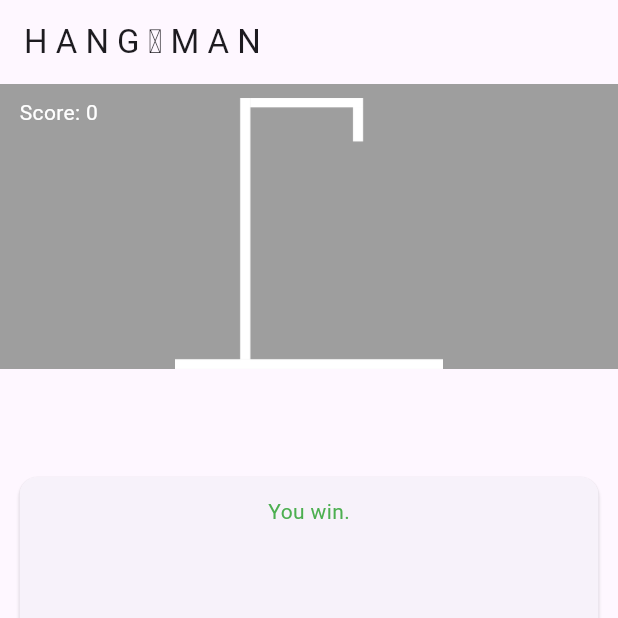
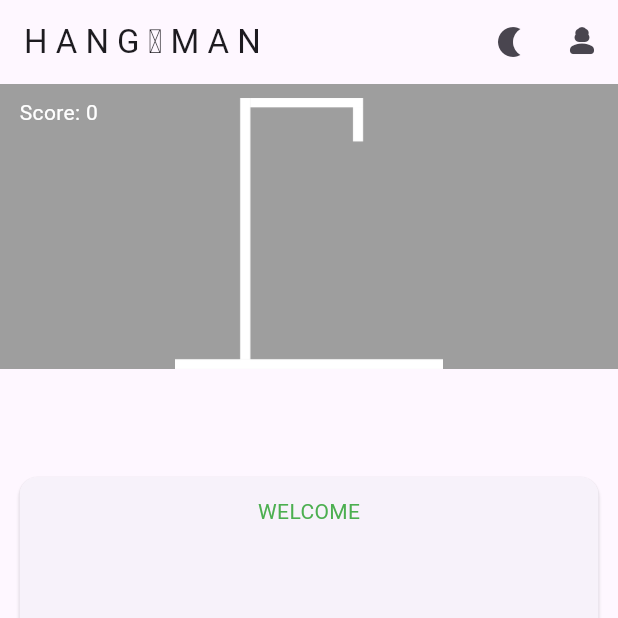
Before and after one commit to mshagerdi/hangman_game, a Flutter app: the screen it shows after launch, on a phone screen of 412 x 824 dp, the top half of it. Run offline on Flutter 3.47's test engine with Material 3 defaults, Android fonts, the phone set to English and light mode, and no system bars; our stand-ins replace shared_preferences; missing offline and left inert: word_generator.

Commit message:
dark theme

```diff
--- a/lib/components/hangman_image.dart
+++ b/lib/components/hangman_image.dart
@@ -1,7 +1,7 @@
 import 'package:flutter/cupertino.dart';
 import 'package:flutter/material.dart';
 import 'package:hangman_game/components/score.dart';
-import 'package:hangman_game/providers/word_data.dart';
+import 'package:hangman_game/providers/word_data_provider.dart';
 import 'package:provider/provider.dart';
 
 class HangmanImage extends StatelessWidget {
@@ -19,9 +19,7 @@ class HangmanImage extends StatelessWidget {
             child: Image(
               height: 181,
               image: AssetImage(
-                  'images/${Provider
-                      .of<WordData>(context)
-                      .falseAnswersCount}.png'),
+                  'images/${Provider.of<WordData>(context).falseAnswersCount}.png'),
             ),
           ),
         ],
--- a/lib/components/hint.dart
+++ b/lib/components/hint.dart
@@ -1,5 +1,5 @@
 import 'package:flutter/material.dart';
-import 'package:hangman_game/providers/word_data.dart';
+import 'package:hangman_game/providers/word_data_provider.dart';
 import 'package:provider/provider.dart';
 
 class Hint extends StatelessWidget {
@@ -11,7 +11,8 @@ class Hint extends StatelessWidget {
     return Expanded(
       child: Card(
         margin: EdgeInsets.all(13),
-        child: Padding(padding: EdgeInsets.all(13),
+        child: Padding(
+          padding: EdgeInsets.all(13),
           child: SingleChildScrollView(
             child: Align(
               child: Text(
--- a/lib/components/score.dart
+++ b/lib/components/score.dart
@@ -1,5 +1,5 @@
 import 'package:flutter/material.dart';
-import 'package:hangman_game/providers/word_data.dart';
+import 'package:hangman_game/providers/word_data_provider.dart';
 import 'package:provider/provider.dart';
 
 class Score extends StatelessWidget {
--- a/lib/components/word_exam.dart
+++ b/lib/components/word_exam.dart
@@ -1,5 +1,5 @@
 import 'package:flutter/material.dart';
-import 'package:hangman_game/providers/word_data.dart';
+import 'package:hangman_game/providers/word_data_provider.dart';
 import 'package:provider/provider.dart';
 
 class WordExam extends StatelessWidget {
--- a/lib/main.dart
+++ b/lib/main.dart
@@ -1,49 +1,50 @@
 import 'package:flutter/material.dart';
-import 'package:hangman_game/components/character_buttons.dart';
-import 'package:hangman_game/components/hangman_image.dart';
-import 'package:hangman_game/components/hint.dart';
-import 'package:hangman_game/components/word_exam.dart';
-import 'package:hangman_game/providers/word_data.dart';
+import 'package:hangman_game/providers/dark_theme_provider.dart';
+
+import 'package:hangman_game/providers/word_data_provider.dart';
+import 'package:hangman_game/screens/game_screen.dart';
+import 'package:hangman_game/screens/tabs_screen.dart';
 import 'package:provider/provider.dart';
 import 'package:flutter/services.dart';
 
 void main() => runApp(MyApp());
 
 class MyApp extends StatelessWidget {
+  WordData wordDataProvider = WordData();
+  DarkThemeProvider darkThemeProvider = DarkThemeProvider();
+
   @override
   Widget build(BuildContext context) {
     SystemChrome.setPreferredOrientations([
       DeviceOrientation.portraitUp,
       // DeviceOrientation.portraitDown,
     ]);
-    return ChangeNotifierProvider(
-        create: (context) => WordData(),
-        builder: (context, child) {
-          final provider = Provider.of<WordData>(context);
-          Provider.of<WordData>(context, listen: false).checkFin();
-          return MaterialApp(
-            home: Scaffold(
-              appBar: AppBar(
-                title: Text('H A N G 𓍯 M A N'),
-              ),
-              body: Column(
-                crossAxisAlignment: CrossAxisAlignment.stretch,
-                children: [
-                  HangmanImage(),
-                  WordExam(),
-                  Hint(),
-                  CharacterButtons(),
-                  ElevatedButton(
-                    onPressed: () {
-                      Provider.of<WordData>(context, listen: false).newWord();
-                    },
-                    child:
-                        provider.word == '' ? Text('Start') : Text('New word!'),
-                  ),
-                ],
-              ),
-            ),
-          );
-        });
+    return MultiProvider(
+      providers: [
+        ChangeNotifierProvider(create: (_) => wordDataProvider),
+        ChangeNotifierProvider(create: (_) => darkThemeProvider),
+      ],
+      child: Consumer<DarkThemeProvider>(
+        builder: (context, value, child) => MaterialApp(
+          title: 'Hangman Game',
+          theme: value.darkTheme ? ThemeData.dark() : ThemeData.light(),
+          initialRoute: GameScreen.routeName,
+          routes: {
+            GameScreen.routeName: (context) => GameScreen(),
+            TabsScreen.routeName: (context) => TabsScreen(),
+          },
+        ),
+      ),
+    );
+
+    // ChangeNotifierProvider(
+    //     create: (context) => WordData(),
+    //     builder: (context, child) {
+    //       Provider.of<WordData>(context, listen: false).checkFin();
+    //       return MaterialApp(
+    //         theme: ThemeData.dark(),
+    //         home: GameScreen(),
+    //       );
+    //     });
   }
 }
--- /dev/null
+++ b/lib/models/dark_theme_preferences.dart
@@ -0,0 +1,15 @@
+import 'package:shared_preferences/shared_preferences.dart';
+
+class DarkThemePreferences {
+  static const THEME_STATUS = 'THEMESTATUS';
+
+  saveTheme(bool value) async {
+    SharedPreferences prefs = await SharedPreferences.getInstance();
+    prefs.setBool(THEME_STATUS, value);
+  }
+
+  Future<bool> loadTheme() async {
+    SharedPreferences prefs = await SharedPreferences.getInstance();
+    return prefs.getBool(THEME_STATUS) ?? false;
+  }
+}
--- /dev/null
+++ b/lib/providers/dark_theme_provider.dart
@@ -0,0 +1,15 @@
+import 'package:flutter/material.dart';
+import 'package:hangman_game/models/dark_theme_preferences.dart';
+
+class DarkThemeProvider extends ChangeNotifier {
+  DarkThemePreferences darkThemePreferences = DarkThemePreferences();
+  bool _darkTheme = false;
+
+  bool get darkTheme => _darkTheme;
+
+  set darkTheme(bool value) {
+    _darkTheme = value;
+    darkThemePreferences.saveTheme(value);
+    notifyListeners();
+  }
+}
--- a/lib/providers/word_data.dart
+++ b/lib/providers/word_data_provider.dart
@@ -149,7 +149,7 @@ class WordData extends ChangeNotifier {
       _isFin = true;
     }
     if (_correctAnswersCount == _wordCharactersMap.length) {
-      _hint = 'You win.';
+      if (_word != 'W E L C O M E') _hint = 'You win.';
       print('finished');
       _isFin = true;
     }
--- /dev/null
+++ b/lib/screens/game_screen.dart
@@ -0,0 +1,54 @@
+import 'package:flutter/material.dart';
+import 'package:hangman_game/components/character_buttons.dart';
+import 'package:hangman_game/components/hangman_image.dart';
+import 'package:hangman_game/components/hint.dart';
+import 'package:hangman_game/components/word_exam.dart';
+import 'package:hangman_game/providers/dark_theme_provider.dart';
+import 'package:hangman_game/providers/word_data_provider.dart';
+import 'package:hangman_game/screens/tabs_screen.dart';
+import 'package:provider/provider.dart';
+
+class GameScreen extends StatelessWidget {
+  static const routeName = '/game_screen';
+
+  @override
+  Widget build(BuildContext context) {
+    Provider.of<WordData>(context, listen: false).checkFin();
+    final wordData = Provider.of<WordData>(context);
+    final theme = Provider.of<DarkThemeProvider>(context, listen: false);
+    return Scaffold(
+      appBar: AppBar(
+        title: Text('H A N G 𓍯 M A N'),
+        actions: [
+          IconButton(
+            onPressed: () {
+              theme.darkTheme = !theme.darkTheme;
+            },
+            icon: Icon(Icons.nightlight),
+          ),
+          IconButton(
+            onPressed: () {
+              Navigator.of(context).pushNamed(TabsScreen.routeName);
+            },
+            icon: Icon(Icons.person_3_rounded),
+          ),
+        ],
+      ),
+      body: Column(
+        crossAxisAlignment: CrossAxisAlignment.stretch,
+        children: [
+          HangmanImage(),
+          WordExam(),
+          Hint(),
+          CharacterButtons(),
+          ElevatedButton(
+            onPressed: () {
+              Provider.of<WordData>(context, listen: false).newWord();
+            },
+            child: wordData.word == '' ? Text('Start') : Text('New word!'),
+          ),
+        ],
+      ),
+    );
+  }
+}
--- a/lib/widgets/character_button.dart
+++ b/lib/widgets/character_button.dart
@@ -1,5 +1,5 @@
 import 'package:flutter/material.dart';
-import 'package:hangman_game/providers/word_data.dart';
+import 'package:hangman_game/providers/word_data_provider.dart';
 import 'package:provider/provider.dart';
 
 class CharacterButton extends StatelessWidget {
--- a/pubspec.yaml
+++ b/pubspec.yaml
@@ -38,6 +38,7 @@ dependencies:
   word_generator: ^0.4.4
   provider: ^6.1.2
   http: ^1.2.1
+  shared_preferences: ^2.2.2
 
 dev_dependencies:
   flutter_test:
```
Also changed, not shown: lib/components/login.dart (added, +10 -0 lines), lib/screens/tabs_screen.dart (added, +32 -0 lines), pubspec.lock, 1 other file.
